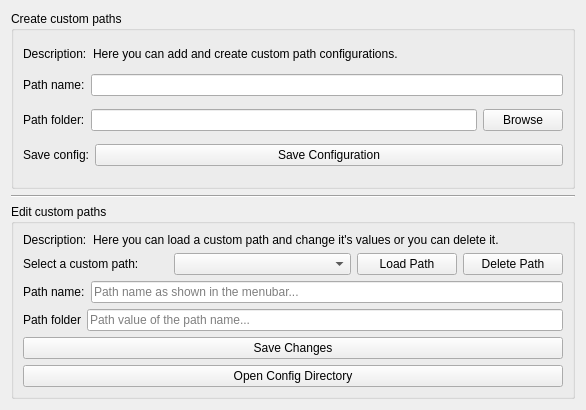
Qt form src/gui/widgets/CustomPathsManager.ui (zaricj/XMLuvation) before a commit.
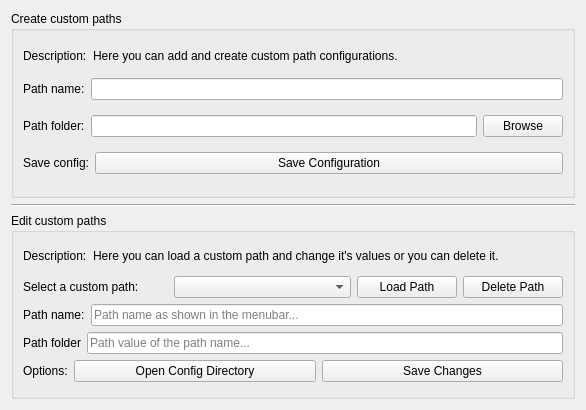
The same form after that commit. Icons and pictures are not drawn.

Patch:
```diff
--- a/src/gui/widgets/CustomPathsManager.ui
+++ b/src/gui/widgets/CustomPathsManager.ui
@@ -293,19 +293,42 @@
          </layout>
         </item>
         <item>
-         <widget class="QPushButton" name="button_save_changes">
+         <layout class="QHBoxLayout" name="horizontalLayout_8">
+          <item>
+           <widget class="QLabel" name="label_2">
           <property name="text">
-           <string>Save Changes</string>
+             <string>Options:</string>
           </property>
          </widget>
         </item>
         <item>
          <widget class="QPushButton" name="button_open_config_directory">
+            <property name="sizePolicy">
+             <sizepolicy hsizetype="Expanding" vsizetype="Fixed">
+              <horstretch>0</horstretch>
+              <verstretch>0</verstretch>
+             </sizepolicy>
+            </property>
           <property name="text">
            <string>Open Config Directory</string>
           </property>
          </widget>
         </item>
+          <item>
+           <widget class="QPushButton" name="button_save_changes">
+            <property name="sizePolicy">
+             <sizepolicy hsizetype="Expanding" vsizetype="Fixed">
+              <horstretch>0</horstretch>
+              <verstretch>0</verstretch>
+             </sizepolicy>
+            </property>
+            <property name="text">
+             <string>Save Changes</string>
+            </property>
+           </widget>
+          </item>
+         </layout>
+        </item>
        </layout>
       </widget>
      </item>
```
Left out of the diff: 4 changed lines with no effect on the pictures. Lines whose indentation alone changed are shown as unchanged.
